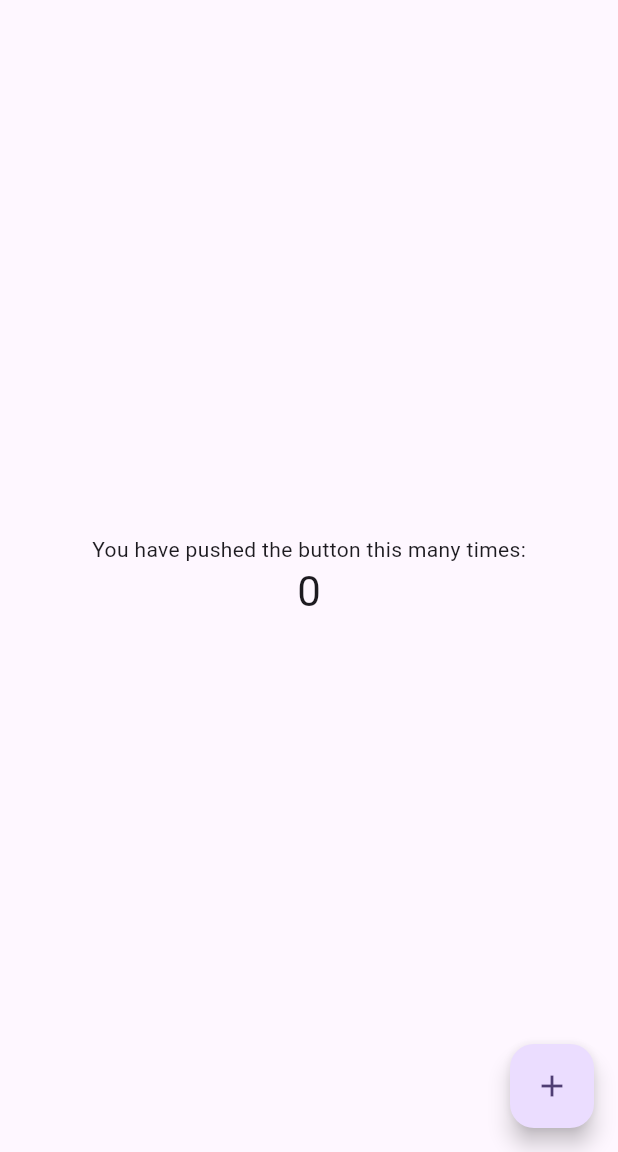
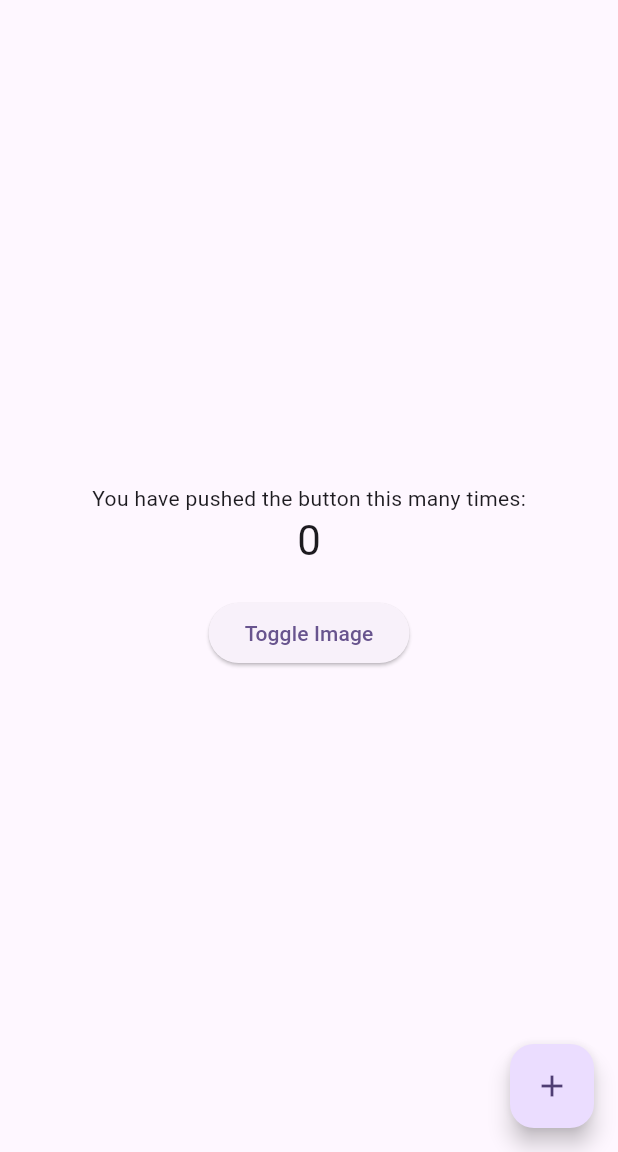
Before and after one commit to skylerplumley/cw01, a Flutter app: the screen it shows after launch, on a phone screen of 412 x 824 dp, the part 84-1236 px from its top. Run offline on Flutter 3.47's test engine with Material 3 defaults, Android fonts, the phone set to English and light mode, and no system bars.

Commit message:
Make toggle button

```diff
--- a/lib/main.dart
+++ b/lib/main.dart
@@ -30,12 +30,15 @@ class MyHomePage extends StatefulWidget {
 
 class _MyHomePageState extends State<MyHomePage> {
   int _counter = 0;
+  bool firstimage = true;
 
   void _incrementCounter() {
     setState(() {
       _counter++;
     });
   }
+
+  void toggle() {}
 
   @override
   Widget build(BuildContext context) {
@@ -55,6 +58,11 @@ class _MyHomePageState extends State<MyHomePage> {
               '$_counter',
               style: Theme.of(context).textTheme.headlineMedium,
             ),
+            SizedBox(height: 20),
+            ElevatedButton(
+              onPressed: toggle,
+              child: Text('Toggle Image'),
+            ),
           ],
         ),
       ),
```
